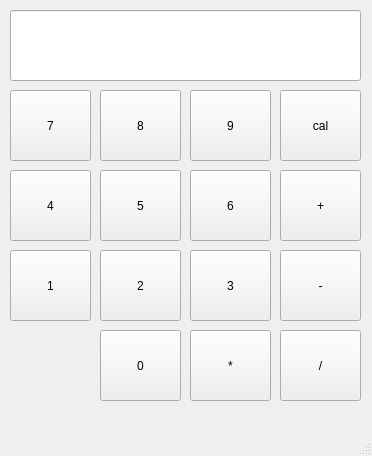
Before: the Qt Designer form ui/cal.ui in chsim-study/calculator, drawn with Qt 5.
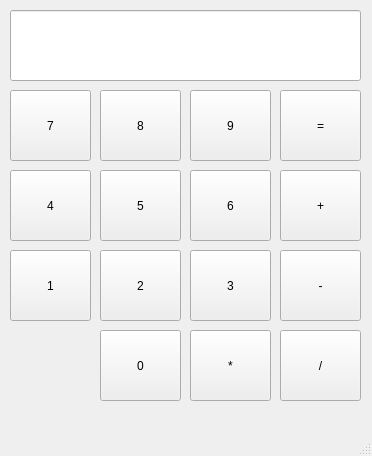
After: the same form once the commit is applied.

Commit message: add: 더하기 기능 추가

```diff
--- a/ui/cal.ui
+++ b/ui/cal.ui
@@ -73,7 +73,7 @@
      </rect>
     </property>
     <property name="text">
-     <string>cal</string>
+     <string>=</string>
     </property>
    </widget>
    <widget class="QPushButton" name="Num4_Btn">
```
Left out of the diff: 32 changed lines with no effect on the pictures. The commit also changes 1 other file.
